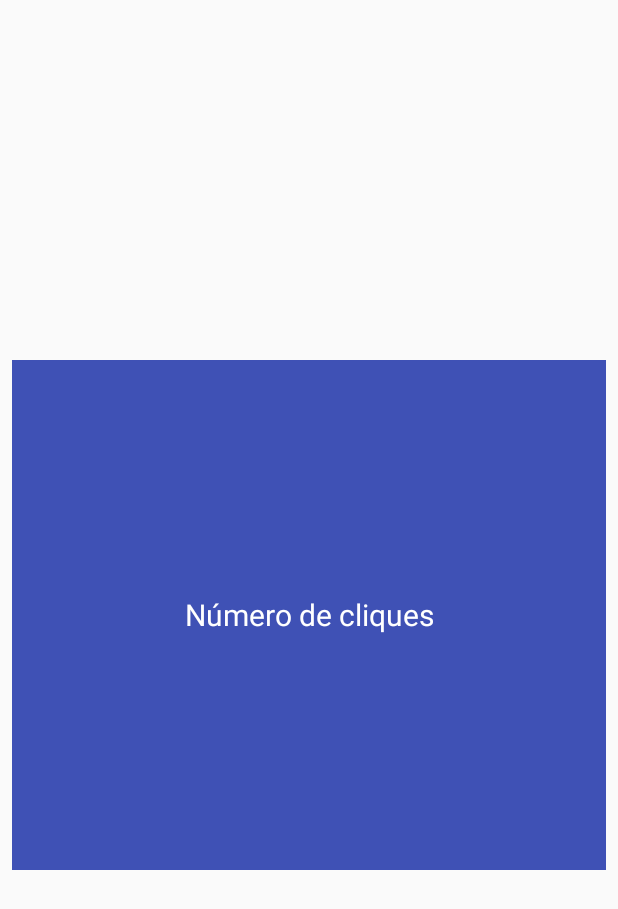
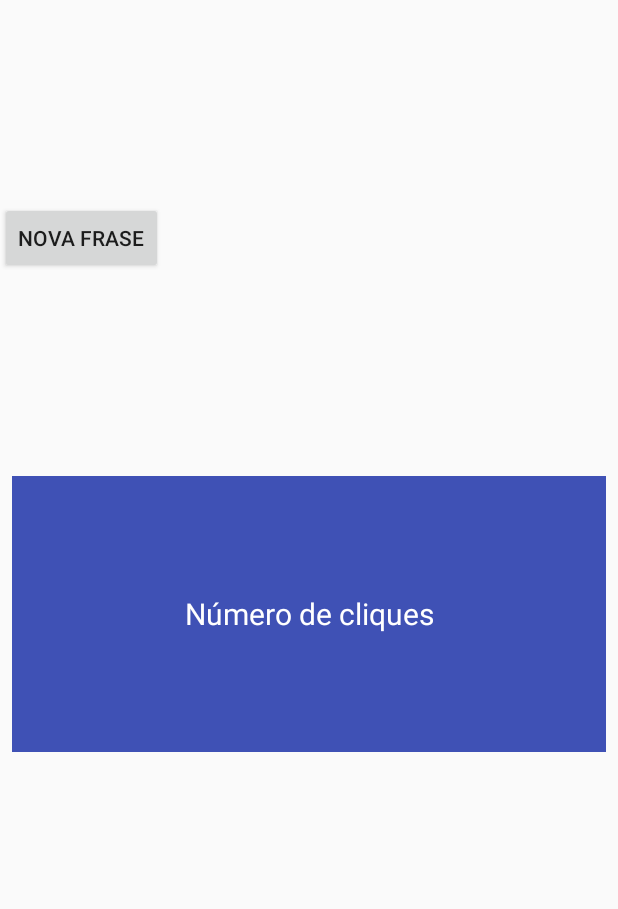
Before and after one commit to marcellalcs/ViperSampleTDC, an Android app: the layout phrase_activity.xml on its own in the app's theme, with its tools: preview values and no code run, on a phone screen of 412 x 824 dp. Shown: the top 909 px of the screen. Run offline under Robolectric (Android 15) with nearby library versions, the phone set to English and light mode, and no system bars; network calls fail.

Commit message:
step-3 Encapsulating view changes on views and presenters

```diff
--- a/app/src/main/AndroidManifest.xml
+++ b/app/src/main/AndroidManifest.xml
@@ -12,14 +12,14 @@
         android:supportsRtl="true"
         android:theme="@style/AppTheme"
         android:usesCleartextTraffic="true">
-        <activity android:name=".MainActivity">
+        <activity android:name=".view.MainActivity">
             <intent-filter>
                 <action android:name="android.intent.action.MAIN" />
 
                 <category android:name="android.intent.category.LAUNCHER" />
             </intent-filter>
         </activity>
-        <activity android:name=".SecondActivity"/>
+        <activity android:name=".view.PhraseActivity"/>
     </application>
 
 </manifest>
--- a/app/src/main/res/layout/activity_main.xml
+++ b/app/src/main/res/layout/activity_main.xml
@@ -12,7 +12,7 @@
         android:layout_marginEnd="8dp"
         android:layout_marginStart="8dp"
         android:layout_marginTop="8dp"
-        android:text="Consumir API"
+        android:text="Gerar Frase Aleatória"
         app:layout_constraintBottom_toBottomOf="parent"
         app:layout_constraintEnd_toEndOf="parent"
         app:layout_constraintHorizontal_bias="0.6"
--- a/app/src/main/res/layout/second_activity.xml
+++ b/app/src/main/res/layout/phrase_activity.xml
@@ -7,9 +7,9 @@
     android:layout_height="match_parent">
 
     <TextView
-        android:id="@+id/secondActivityContent"
+        android:id="@+id/phraseTextView"
         android:layout_width="0dp"
-        android:layout_height="340dp"
+        android:layout_height="184dp"
         android:layout_marginBottom="8dp"
         android:layout_marginEnd="8dp"
         android:layout_marginStart="8dp"
@@ -26,4 +26,15 @@
         app:layout_constraintTop_toTopOf="parent"
         app:layout_constraintVertical_bias="0.496" />
 
+    <Button
+        android:id="@+id/newPhraseButton"
+        android:layout_width="wrap_content"
+        android:layout_height="wrap_content"
+        android:layout_marginBottom="8dp"
+        android:layout_marginTop="8dp"
+        android:text="Nova Frase"
+        app:layout_constraintBottom_toTopOf="@+id/phraseTextView"
+        app:layout_constraintTop_toTopOf="parent"
+        tools:layout_editor_absoluteX="148dp" />
+
 </android.support.constraint.ConstraintLayout>
```
Also changed, not shown: app/src/main/java/linearlayout/android/com/vipersampletdc/MainActivity.kt (deleted, +0 -53 lines), app/src/main/java/linearlayout/android/com/vipersampletdc/SecondActivity.kt (deleted, +0 -15 lines), app/src/main/java/linearlayout/android/com/vipersampletdc/presenter/PhrasePresenter.kt (added, +28 -0 lines), app/src/main/java/linearlayout/android/com/vipersampletdc/presenter/mainPresenter.kt (added, +28 -0 lines), app/src/main/java/linearlayout/android/com/vipersampletdc/view/MainActivity.kt (added, +27 -0 lines), app/src/main/java/linearlayout/android/com/vipersampletdc/view/PhraseActivity.kt (added, +30 -0 lines).
